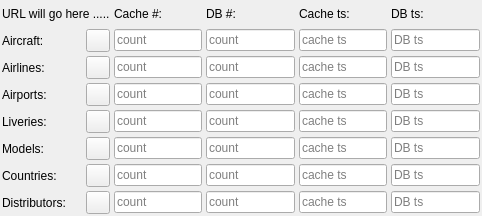
First picture: the form in src/blackgui/components/dbloadoverviewcomponent.ui, repository swift-project/pilotclient, before the edit.
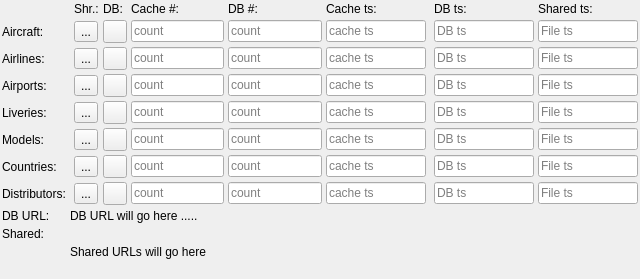
Second picture: the form after the edit. Icons and pictures are not drawn.

Commit message: refs #787, display shared files timestamp in UI

Diff of the .ui file:
```diff
--- a/src/blackgui/components/dbloadoverviewcomponent.ui
+++ b/src/blackgui/components/dbloadoverviewcomponent.ui
@@ -6,8 +6,8 @@
    <rect>
     <x>0</x>
     <y>0</y>
-    <width>482</width>
-    <height>216</height>
+    <width>640</width>
+    <height>279</height>
    </rect>
   </property>
   <property name="windowTitle">
@@ -29,63 +29,16 @@
    <property name="spacing">
     <number>4</number>
    </property>
-   <item row="3" column="3">
-    <widget class="QLineEdit" name="le_AirportsCacheCount">
-     <property name="readOnly">
-      <bool>true</bool>
-     </property>
-     <property name="placeholderText">
-      <string>count</string>
-     </property>
-    </widget>
-   </item>
-   <item row="3" column="4">
-    <widget class="QLineEdit" name="le_AirportsDbCount">
-     <property name="readOnly">
-      <bool>true</bool>
-     </property>
-     <property name="placeholderText">
-      <string>count</string>
-     </property>
-    </widget>
-   </item>
-   <item row="3" column="5">
-    <widget class="QLineEdit" name="le_AirportsCacheTs">
-     <property name="readOnly">
-      <bool>true</bool>
-     </property>
-     <property name="placeholderText">
-      <string>cache ts</string>
-     </property>
-    </widget>
-   </item>
-   <item row="3" column="7">
-    <widget class="QLineEdit" name="le_AirportsDbTs">
-     <property name="readOnly">
-      <bool>true</bool>
-     </property>
-     <property name="placeholderText">
-      <string>DB ts</string>
-     </property>
-    </widget>
-   </item>
-   <item row="3" column="0">
-    <widget class="QLabel" name="lbl_Airports">
-     <property name="text">
-      <string>Airports:</string>
-     </property>
-    </widget>
-   </item>
-   <item row="5" column="2">
-    <widget class="QToolButton" name="tb_ReloadModels">
-     <property name="maximumSize">
+   <item row="10" column="2" colspan="9">
+    <widget class="QLabel" name="lbl_SharedUrls">
+     <property name="minimumSize">
       <size>
-       <width>48</width>
-       <height>16777215</height>
+       <width>0</width>
+       <height>50</height>
       </size>
      </property>
      <property name="text">
-      <string/>
+      <string>Shared URLs will go here</string>
      </property>
      <property name="icon">
       <iconset resource="../../blackmisc/blackmisc.qrc">
@@ -93,16 +46,10 @@
      </property>
     </widget>
    </item>
-   <item row="7" column="2">
-    <widget class="QToolButton" name="tb_ReloadCountries">
-     <property name="maximumSize">
-      <size>
-       <width>48</width>
-       <height>16777215</height>
-      </size>
-     </property>
+   <item row="9" column="2" colspan="9">
+    <widget class="QLabel" name="lbl_DatabaseUrl">
      <property name="text">
-      <string/>
+      <string>DB URL will go here .....</string>
      </property>
      <property name="icon">
       <iconset resource="../../blackmisc/blackmisc.qrc">
@@ -110,16 +57,13 @@
      </property>
     </widget>
    </item>
-   <item row="3" column="2">
-    <widget class="QToolButton" name="tb_ReloadAirports">
-     <property name="maximumSize">
-      <size>
-       <width>48</width>
-       <height>16777215</height>
-      </size>
+   <item row="5" column="5">
+    <widget class="QLineEdit" name="le_ModelsCacheCount">
+     <property name="readOnly">
+      <bool>true</bool>
      </property>
-     <property name="text">
-      <string/>
+     <property name="placeholderText">
+      <string>count</string>
      </property>
      <property name="icon">
       <iconset resource="../../blackmisc/blackmisc.qrc">
@@ -127,92 +71,14 @@
      </property>
     </widget>
    </item>
-   <item row="4" column="2">
-    <widget class="QToolButton" name="tb_ReloadLiveries">
-     <property name="maximumSize">
-      <size>
-       <width>48</width>
-       <height>16777215</height>
-      </size>
-     </property>
+   <item row="1" column="0">
+    <widget class="QLabel" name="lbl_AircraftIcao">
      <property name="text">
-      <string/>
-     </property>
-     <property name="icon">
-      <iconset resource="../../blackmisc/blackmisc.qrc">
-       <normaloff>:/pastel/icons/pastel/16/arrow-refresh.png</normaloff>:/pastel/icons/pastel/16/arrow-refresh.png</iconset>
-     </property>
-    </widget>
-   </item>
-   <item row="8" column="2">
-    <widget class="QToolButton" name="tb_ReloadDistributors">
-     <property name="maximumSize">
-      <size>
-       <width>48</width>
-       <height>16777215</height>
-      </size>
-     </property>
-     <property name="text">
-      <string/>
-     </property>
-     <property name="icon">
-      <iconset resource="../../blackmisc/blackmisc.qrc">
-       <normaloff>:/pastel/icons/pastel/16/arrow-refresh.png</normaloff>:/pastel/icons/pastel/16/arrow-refresh.png</iconset>
-     </property>
-    </widget>
-   </item>
-   <item row="1" column="2">
-    <widget class="QToolButton" name="tb_ReloadAircraft">
-     <property name="maximumSize">
-      <size>
-       <width>48</width>
-       <height>16777215</height>
-      </size>
-     </property>
-     <property name="icon">
-      <iconset resource="../../blackmisc/blackmisc.qrc">
-       <normaloff>:/pastel/icons/pastel/16/arrow-refresh.png</normaloff>:/pastel/icons/pastel/16/arrow-refresh.png</iconset>
-     </property>
-    </widget>
-   </item>
-   <item row="2" column="2">
-    <widget class="QToolButton" name="tb_ReloadAirlines">
-     <property name="maximumSize">
-      <size>
-       <width>48</width>
-       <height>16777215</height>
-      </size>
-     </property>
-     <property name="text">
-      <string/>
-     </property>
-     <property name="icon">
-      <iconset resource="../../blackmisc/blackmisc.qrc">
-       <normaloff>:/pastel/icons/pastel/16/arrow-refresh.png</normaloff>:/pastel/icons/pastel/16/arrow-refresh.png</iconset>
+      <string>Aircraft:</string>
      </property>
     </widget>
    </item>
    <item row="8" column="5">
-    <widget class="QLineEdit" name="le_DistributorsCacheTs">
-     <property name="readOnly">
-      <bool>true</bool>
-     </property>
-     <property name="placeholderText">
-      <string>cache ts</string>
-     </property>
-    </widget>
-   </item>
-   <item row="8" column="7">
-    <widget class="QLineEdit" name="le_DistributorsDbTs">
-     <property name="readOnly">
-      <bool>true</bool>
-     </property>
-     <property name="placeholderText">
-      <string>DB ts</string>
-     </property>
-    </widget>
-   </item>
-   <item row="8" column="3">
     <widget class="QLineEdit" name="le_DistributorsCacheCount">
      <property name="readOnly">
       <bool>true</bool>
@@ -222,7 +88,49 @@
      </property>
     </widget>
    </item>
-   <item row="8" column="4">
+   <item row="1" column="7">
+    <widget class="QLineEdit" name="le_AircraftIcaoCacheTs">
+     <property name="minimumSize">
+      <size>
+       <width>100</width>
+       <height>0</height>
+      </size>
+     </property>
+     <property name="readOnly">
+      <bool>true</bool>
+     </property>
+     <property name="placeholderText">
+      <string>cache ts</string>
+     </property>
+    </widget>
+   </item>
+   <item row="3" column="6">
+    <widget class="QLineEdit" name="le_AirportsDbCount">
+     <property name="readOnly">
+      <bool>true</bool>
+     </property>
+     <property name="placeholderText">
+      <string>count</string>
+     </property>
+    </widget>
+   </item>
+   <item row="3" column="9">
+    <widget class="QLineEdit" name="le_AirportsDbTs">
+     <property name="minimumSize">
+      <size>
+       <width>100</width>
+       <height>0</height>
+      </size>
+     </property>
+     <property name="readOnly">
+      <bool>true</bool>
+     </property>
+     <property name="placeholderText">
+      <string>DB ts</string>
+     </property>
+    </widget>
+   </item>
+   <item row="8" column="6">
     <widget class="QLineEdit" name="le_DistributorsDbCount">
      <property name="readOnly">
       <bool>true</bool>
@@ -232,6 +140,54 @@
      </property>
     </widget>
    </item>
+   <item row="8" column="9">
+    <widget class="QLineEdit" name="le_DistributorsDbTs">
+     <property name="minimumSize">
+      <size>
+       <width>100</width>
+       <height>0</height>
+      </size>
+     </property>
+     <property name="readOnly">
+      <bool>true</bool>
+     </property>
+     <property name="placeholderText">
+      <string>DB ts</string>
+     </property>
+    </widget>
+   </item>
+   <item row="8" column="7">
+    <widget class="QLineEdit" name="le_DistributorsCacheTs">
+     <property name="minimumSize">
+      <size>
+       <width>100</width>
+       <height>0</height>
+      </size>
+     </property>
+     <property name="readOnly">
+      <bool>true</bool>
+     </property>
+     <property name="placeholderText">
+      <string>cache ts</string>
+     </property>
+    </widget>
+   </item>
+   <item row="1" column="9">
+    <widget class="QLineEdit" name="le_AircraftIcaoDbTs">
+     <property name="minimumSize">
+      <size>
+       <width>100</width>
+       <height>0</height>
+      </size>
+     </property>
+     <property name="readOnly">
+      <bool>true</bool>
+     </property>
+     <property name="placeholderText">
+      <string>DB ts</string>
+     </property>
+    </widget>
+   </item>
    <item row="4" column="0">
     <widget class="QLabel" name="lbl_Liveries">
      <property name="text">
@@ -239,70 +195,45 @@
      </property>
     </widget>
    </item>
-   <item row="5" column="3">
-    <widget class="QLineEdit" name="le_ModelsCacheCount">
-     <property name="readOnly">
-      <bool>true</bool>
-     </property>
-     <property name="placeholderText">
-      <string>count</string>
-     </property>
-    </widget>
-   </item>
-   <item row="1" column="7">
-    <widget class="QLineEdit" name="le_AircraftIcaoDbTs">
-     <property name="readOnly">
-      <bool>true</bool>
-     </property>
-     <property name="placeholderText">
-      <string>DB ts</string>
-     </property>
-    </widget>
-   </item>
-   <item row="2" column="7">
-    <widget class="QLineEdit" name="le_AirlinesIcaoDbTs">
-     <property name="readOnly">
-      <bool>true</bool>
-     </property>
-     <property name="placeholderText">
-      <string>DB ts</string>
-     </property>
-    </widget>
-   </item>
-   <item row="1" column="3">
-    <widget class="QLineEdit" name="le_AircraftIcaoCacheCount">
-     <property name="readOnly">
-      <bool>true</bool>
-     </property>
-     <property name="placeholderText">
-      <string>count</string>
-     </property>
-    </widget>
-   </item>
    <item row="1" column="5">
-    <widget class="QLineEdit" name="le_AircraftIcaoCacheTs">
+    <widget class="QLineEdit" name="le_AircraftIcaoCacheCount">
      <property name="readOnly">
       <bool>true</bool>
      </property>
      <property name="placeholderText">
-      <string>cache ts</string>
+      <string>count</string>
      </property>
     </widget>
    </item>
-   <item row="1" column="0">
-    <widget class="QLabel" name="lbl_AircraftIcao">
-     <property name="text">
-      <string>Aircraft:</string>
+   <item row="5" column="7">
+    <widget class="QLineEdit" name="le_ModelsCacheTs">
+     <property name="minimumSize">
+      <size>
+       <width>100</width>
+       <height>0</height>
+      </size>
      </property>
+     <property name="readOnly">
+      <bool>true</bool>
+     </property>
+     <property name="placeholderText">
+      <string>cache ts</string>
+     </property>
     </widget>
    </item>
-   <item row="7" column="5">
-    <widget class="QLineEdit" name="le_CountriesCacheTs">
+   <item row="2" column="9">
+    <widget class="QLineEdit" name="le_AirlinesIcaoDbTs">
+     <property name="minimumSize">
+      <size>
+       <width>100</width>
+       <height>0</height>
+      </size>
+     </property>
      <property name="readOnly">
       <bool>true</bool>
      </property>
      <property name="placeholderText">
-      <string>cache ts</string>
+      <string>DB ts</string>
      </property>
     </widget>
    </item>
@@ -313,6 +244,22 @@
      </property>
     </widget>
    </item>
+   <item row="7" column="7">
+    <widget class="QLineEdit" name="le_CountriesCacheTs">
+     <property name="minimumSize">
+      <size>
+       <width>100</width>
+       <height>0</height>
+      </size>
+     </property>
+     <property name="readOnly">
+      <bool>true</bool>
+     </property>
+     <property name="placeholderText">
+      <string>cache ts</string>
+     </property>
+    </widget>
+   </item>
    <item row="5" column="0">
     <widget class="QLabel" name="lbl_Models">
      <property name="text">
@@ -320,35 +267,53 @@
      </property>
     </widget>
    </item>
-   <item row="5" column="5">
-    <widget class="QLineEdit" name="le_ModelsCacheTs">
-     <property name="readOnly">
-      <bool>true</bool>
-     </property>
-     <property name="placeholderText">
-      <string>cache ts</string>
-     </property>
-    </widget>
-   </item>
-   <item row="2" column="5">
-    <widget class="QLineEdit" name="le_AirlinesIcaoCacheTs">
-     <property name="readOnly">
-      <bool>true</bool>
-     </property>
-     <property name="placeholderText">
-      <string>cache ts</string>
-     </property>
-    </widget>
-   </item>
-   <item row="0" column="7">
+   <item row="0" column="9">
     <widget class="QLabel" name="lbl_DbTs">
      <property name="text">
       <string>DB ts:</string>
      </property>
     </widget>
    </item>
-   <item row="7" column="7">
+   <item row="5" column="9">
+    <widget class="QLineEdit" name="le_ModelsDbTs">
+     <property name="minimumSize">
+      <size>
+       <width>100</width>
+       <height>0</height>
+      </size>
+     </property>
+     <property name="readOnly">
+      <bool>true</bool>
+     </property>
+     <property name="placeholderText">
+      <string>DB ts</string>
+     </property>
+    </widget>
+   </item>
+   <item row="2" column="7">
+    <widget class="QLineEdit" name="le_AirlinesIcaoCacheTs">
+     <property name="minimumSize">
+      <size>
+       <width>100</width>
+       <height>0</height>
+      </size>
+     </property>
+     <property name="readOnly">
+      <bool>true</bool>
+     </property>
+     <property name="placeholderText">
+      <string>cache ts</string>
+     </property>
+    </widget>
+   </item>
+   <item row="7" column="9">
     <widget class="QLineEdit" name="le_CountriesDbTs">
+     <property name="minimumSize">
+      <size>
+       <width>100</width>
+       <height>0</height>
+      </size>
+     </property>
      <property name="readOnly">
       <bool>true</bool>
      </property>
@@ -357,18 +322,24 @@
      </property>
     </widget>
    </item>
-   <item row="4" column="3">
-    <widget class="QLineEdit" name="le_LiveriesCacheCount">
-     <property name="readOnly">
-      <bool>true</bool>
-     </property>
-     <property name="placeholderText">
-      <string>count</string>
-     </property>
-    </widget>
-   </item>
    <item row="4" column="5">
+    <widget class="QLineEdit" name="le_LiveriesCacheCount">
+     <property name="readOnly">
+      <bool>true</bool>
+     </property>
+     <property name="placeholderText">
+      <string>count</string>
+     </property>
+    </widget>
+   </item>
+   <item row="4" column="7">
     <widget class="QLineEdit" name="le_LiveriesCacheTs">
+     <property name="minimumSize">
+      <size>
+       <width>100</width>
+       <height>0</height>
+      </size>
+     </property>
      <property name="readOnly">
       <bool>true</bool>
      </property>
@@ -377,7 +348,14 @@
      </property>
     </widget>
    </item>
-   <item row="7" column="3">
+   <item row="0" column="5">
+    <widget class="QLabel" name="lbl_CacheCount">
+     <property name="text">
+      <string>Cache #:</string>
+     </property>
+    </widget>
+   </item>
+   <item row="7" column="5">
     <widget class="QLineEdit" name="le_CountriesCacheCount">
      <property name="readOnly">
       <bool>true</bool>
@@ -387,26 +365,6 @@
      </property>
     </widget>
    </item>
-   <item row="2" column="3">
-    <widget class="QLineEdit" name="le_AirlinesIcaoCacheCount">
-     <property name="readOnly">
-      <bool>true</bool>
-     </property>
-     <property name="placeholderText">
-      <string>count</string>
-     </property>
-    </widget>
-   </item>
-   <item row="4" column="7">
-    <widget class="QLineEdit" name="le_LiveriesDbTs">
-     <property name="readOnly">
-      <bool>true</bool>
-     </property>
-     <property name="placeholderText">
-      <string>DB ts</string>
-     </property>
-    </widget>
-   </item>
    <item row="2" column="0">
     <widget class="QLabel" name="lbl_AirlineIcao">
      <property name="text">
@@ -414,34 +372,7 @@
      </property>
     </widget>
    </item>
-   <item row="0" column="3">
-    <widget class="QLabel" name="lbl_CacheCount">
-     <property name="text">
-      <string>Cache #:</string>
-     </property>
-    </widget>
-   </item>
-   <item row="5" column="7">
-    <widget class="QLineEdit" name="le_ModelsDbTs">
-     <property name="readOnly">
-      <bool>true</bool>
-     </property>
-     <property name="placeholderText">
-      <string>DB ts</string>
-     </property>
-    </widget>
-   </item>
-   <item row="2" column="4">
-    <widget class="QLineEdit" name="le_AirlinesIcaoDbCount">
-     <property name="readOnly">
-      <bool>true</bool>
-     </property>
-     <property name="placeholderText">
-      <string>count</string>
-     </property>
-    </widget>
-   </item>
-   <item row="1" column="4">
+   <item row="1" column="6">
     <widget class="QLineEdit" name="le_AircraftIcaoDbCount">
      <property name="readOnly">
       <bool>true</bool>
@@ -451,7 +382,7 @@
      </property>
     </widget>
    </item>
-   <item row="5" column="4">
+   <item row="5" column="6">
     <widget class="QLineEdit" name="le_ModelsDbCount">
      <property name="readOnly">
       <bool>true</bool>
@@ -461,22 +392,48 @@
      </property>
     </widget>
    </item>
-   <item row="0" column="4">
+   <item row="2" column="6">
+    <widget class="QLineEdit" name="le_AirlinesIcaoDbCount">
+     <property name="readOnly">
+      <bool>true</bool>
+     </property>
+     <property name="placeholderText">
+      <string>count</string>
+     </property>
+    </widget>
+   </item>
+   <item row="0" column="6">
     <widget class="QLabel" name="lbl_DbCount">
      <property name="text">
       <string>DB #:</string>
      </property>
     </widget>
    </item>
-   <item row="0" column="5">
+   <item row="4" column="9">
+    <widget class="QLineEdit" name="le_LiveriesDbTs">
+     <property name="minimumSize">
+      <size>
+       <width>100</width>
+       <height>0</height>
+      </size>
+     </property>
+     <property name="readOnly">
+      <bool>true</bool>
+     </property>
+     <property name="placeholderText">
+      <string>DB ts</string>
+     </property>
+    </widget>
+   </item>
+   <item row="0" column="7">
     <widget class="QLabel" name="lbl_CacheTs">
      <property name="text">
       <string>Cache ts:</string>
      </property>
     </widget>
    </item>
-   <item row="4" column="4">
-    <widget class="QLineEdit" name="le_LiveriesDbCount">
+   <item row="2" column="5">
+    <widget class="QLineEdit" name="le_AirlinesIcaoCacheCount">
      <property name="readOnly">
       <bool>true</bool>
      </property>
@@ -485,7 +442,23 @@
      </property>
     </widget>
    </item>
-   <item row="7" column="4">
+   <item row="1" column="10">
+    <widget class="QLineEdit" name="le_AircraftSharedFileTs">
+     <property name="minimumSize">
+      <size>
+       <width>100</width>
+       <height>0</height>
+      </size>
+     </property>
+     <property name="readOnly">
+      <bool>true</bool>
+     </property>
+     <property name="placeholderText">
+      <string>File ts</string>
+     </property>
+    </widget>
+   </item>
+   <item row="7" column="6">
     <widget class="QLineEdit" name="le_CountriesDbCount">
      <property name="readOnly">
       <bool>true</bool>
@@ -495,6 +468,80 @@
      </property>
     </widget>
    </item>
+   <item row="4" column="6">
+    <widget class="QLineEdit" name="le_LiveriesDbCount">
+     <property name="readOnly">
+      <bool>true</bool>
+     </property>
+     <property name="placeholderText">
+      <string>count</string>
+     </property>
+    </widget>
+   </item>
+   <item row="7" column="10">
+    <widget class="QLineEdit" name="le_CountriesSharedFileTs">
+     <property name="minimumSize">
+      <size>
+       <width>100</width>
+       <height>0</height>
+      </size>
+     </property>
+     <property name="readOnly">
+      <bool>true</bool>
+     </property>
+     <property name="placeholderText">
+      <string>File ts</string>
+     </property>
+    </widget>
+   </item>
+   <item row="2" column="10">
+    <widget class="QLineEdit" name="le_AirlinesSharedFileTs">
+     <property name="minimumSize">
+      <size>
+       <width>100</width>
+       <height>0</height>
+      </size>
+     </property>
+     <property name="readOnly">
+      <bool>true</bool>
+     </property>
+     <property name="placeholderText">
+      <string>File ts</string>
+     </property>
+    </widget>
+   </item>
+   <item row="8" column="10">
+    <widget class="QLineEdit" name="le_DistributorsSharedFileTs">
+     <property name="minimumSize">
+      <size>
+       <width>100</width>
+       <height>0</height>
+      </size>
+     </property>
+     <property name="readOnly">
+      <bool>true</bool>
+     </property>
+     <property name="placeholderText">
+      <string>File ts</string>
+     </property>
+    </widget>
+   </item>
+   <item row="5" column="10">
+    <widget class="QLineEdit" name="le_ModelsSharedFileTs">
+     <property name="minimumSize">
+      <size>
+       <width>100</width>
+       <height>0</height>
+      </size>
+     </property>
+     <property name="readOnly">
+      <bool>true</bool>
+     </property>
+     <property name="placeholderText">
+      <string>File ts</string>
+     </property>
+    </widget>
+   </item>
    <item row="8" column="0">
     <widget class="QLabel" name="lbl_Distributors">
      <property name="text">
@@ -502,10 +549,383 @@
      </property>
     </widget>
    </item>
-   <item row="0" column="0" colspan="3">
-    <widget class="QLabel" name="lbl_DatabaseUrl">
+   <item row="4" column="10">
+    <widget class="QLineEdit" name="le_LiveriesSharedFileTs">
+     <property name="minimumSize">
+      <size>
+       <width>100</width>
+       <height>0</height>
+      </size>
+     </property>
+     <property name="readOnly">
+      <bool>true</bool>
+     </property>
+     <property name="placeholderText">
+      <string>File ts</string>
+     </property>
+    </widget>
+   </item>
+   <item row="3" column="7">
+    <widget class="QLineEdit" name="le_AirportsCacheTs">
+     <property name="minimumSize">
+      <size>
+       <width>100</width>
+       <height>0</height>
+      </size>
+     </property>
+     <property name="readOnly">
+      <bool>true</bool>
+     </property>
+     <property name="placeholderText">
+      <string>cache ts</string>
+     </property>
+    </widget>
+   </item>
+   <item row="3" column="10">
+    <widget class="QLineEdit" name="le_AirportsSharedFileTs">
+     <property name="minimumSize">
+      <size>
+       <width>100</width>
+       <height>0</height>
+      </size>
+     </property>
+     <property name="readOnly">
+      <bool>true</bool>
+     </property>
+     <property name="placeholderText">
+      <string>File ts</string>
+     </property>
+    </widget>
+   </item>
+   <item row="9" column="0">
+    <widget class="QLabel" name="lbl_DbUrl">
      <property name="text">
-      <string>URL will go here .....</string>
+      <string>DB URL:</string>
+     </property>
+    </widget>
+   </item>
+   <item row="3" column="5">
+    <widget class="QLineEdit" name="le_AirportsCacheCount">
+     <property name="readOnly">
+      <bool>true</bool>
+     </property>
+     <property name="placeholderText">
+      <string>count</string>
+     </property>
+    </widget>
+   </item>
+   <item row="0" column="10">
+    <widget class="QLabel" name="lbl_SharedFilesTs">
+     <property name="text">
+      <string>Shared ts:</string>
+     </property>
+    </widget>
+   </item>
+   <item row="10" column="0" alignment="Qt::AlignTop">
+    <widget class="QLabel" name="lbl_SharedUrl">
+     <property name="text">
+      <string>Shared:</string>
+     </property>
+    </widget>
+   </item>
+   <item row="3" column="0">
+    <widget class="QLabel" name="lbl_Airports">
+     <property name="text">
+      <string>Airports:</string>
+     </property>
+    </widget>
+   </item>
+   <item row="1" column="3" alignment="Qt::AlignHCenter">
+    <widget class="QToolButton" name="tb_SharedReloadAircraft">
+     <property name="maximumSize">
+      <size>
+       <width>48</width>
+       <height>16777215</height>
+      </size>
+     </property>
+     <property name="toolTip">
+      <string>refresh from shared files</string>
+     </property>
+     <property name="text">
+      <string>...</string>
+     </property>
+     <property name="icon">
+      <iconset resource="../../blackmisc/blackmisc.qrc">
+       <normaloff>:/pastel/icons/pastel/16/arrow-refresh.png</normaloff>:/pastel/icons/pastel/16/arrow-refresh.png</iconset>
+     </property>
+    </widget>
+   </item>
+   <item row="8" column="3" alignment="Qt::AlignHCenter">
+    <widget class="QToolButton" name="tb_SharedReloadDistributors">
+     <property name="maximumSize">
+      <size>
+       <width>48</width>
+       <height>16777215</height>
+      </size>
+     </property>
+     <property name="toolTip">
+      <string>refresh from shared files</string>
+     </property>
+     <property name="text">
+      <string>...</string>
+     </property>
+     <property name="icon">
+      <iconset resource="../../blackmisc/blackmisc.qrc">
+       <normaloff>:/pastel/icons/pastel/16/arrow-refresh.png</normaloff>:/pastel/icons/pastel/16/arrow-refresh.png</iconset>
+     </property>
+    </widget>
+   </item>
+   <item row="5" column="3" alignment="Qt::AlignHCenter">
+    <widget class="QToolButton" name="tb_SharedReloadModels">
+     <property name="maximumSize">
+      <size>
+       <width>48</width>
+       <height>16777215</height>
+      </size>
+     </property>
+     <property name="toolTip">
+      <string>refresh from shared files</string>
+     </property>
+     <property name="text">
+      <string>...</string>
+     </property>
+     <property name="icon">
+      <iconset resource="../../blackmisc/blackmisc.qrc">
+       <normaloff>:/pastel/icons/pastel/16/arrow-refresh.png</normaloff>:/pastel/icons/pastel/16/arrow-refresh.png</iconset>
+     </property>
+    </widget>
+   </item>
+   <item row="3" column="3" alignment="Qt::AlignHCenter">
+    <widget class="QToolButton" name="tb_SharedReloadAirports">
+     <property name="maximumSize">
+      <size>
+       <width>48</width>
+       <height>16777215</height>
+      </size>
+     </property>
+     <property name="toolTip">
+      <string>refresh from shared files</string>
+     </property>
+     <property name="text">
+      <string>...</string>
+     </property>
+     <property name="icon">
+      <iconset resource="../../blackmisc/blackmisc.qrc">
+       <normaloff>:/pastel/icons/pastel/16/arrow-refresh.png</normaloff>:/pastel/icons/pastel/16/arrow-refresh.png</iconset>
+     </property>
+    </widget>
+   </item>
+   <item row="2" column="3" alignment="Qt::AlignHCenter">
+    <widget class="QToolButton" name="tb_SharedReloadAirlines">
+     <property name="maximumSize">
+      <size>
+       <width>48</width>
+       <height>16777215</height>
+      </size>
+     </property>
+     <property name="toolTip">
+      <string>refresh from shared files</string>
+     </property>
+     <property name="text">
+      <string>...</string>
+     </property>
+     <property name="icon">
+      <iconset resource="../../blackmisc/blackmisc.qrc">
+       <normaloff>:/pastel/icons/pastel/16/arrow-refresh.png</normaloff>:/pastel/icons/pastel/16/arrow-refresh.png</iconset>
+     </property>
+    </widget>
+   </item>
+   <item row="7" column="3" alignment="Qt::AlignHCenter">
+    <widget class="QToolButton" name="tb_SharedReloadCountries">
+     <property name="maximumSize">
+      <size>
+       <width>48</width>
+       <height>16777215</height>
+      </size>
+     </property>
+     <property name="toolTip">
+      <string>refresh from shared files</string>
+     </property>
+     <property name="text">
+      <string>...</string>
+     </property>
+     <property name="icon">
+      <iconset resource="../../blackmisc/blackmisc.qrc">
+       <normaloff>:/pastel/icons/pastel/16/arrow-refresh.png</normaloff>:/pastel/icons/pastel/16/arrow-refresh.png</iconset>
+     </property>
+    </widget>
+   </item>
+   <item row="0" column="3">
+    <widget class="QLabel" name="lbl_SharedRefresh">
+     <property name="toolTip">
+      <string>Shared</string>
+     </property>
+     <property name="text">
+      <string>Shr.:</string>
+     </property>
+    </widget>
+   </item>
+   <item row="4" column="3" alignment="Qt::AlignHCenter">
+    <widget class="QToolButton" name="tb_SharedReloadLiveries">
+     <property name="maximumSize">
+      <size>
+       <width>48</width>
+       <height>16777215</height>
+      </size>
+     </property>
+     <property name="toolTip">
+      <string>refresh from shared files</string>
+     </property>
+     <property name="text">
+      <string>...</string>
+     </property>
+     <property name="icon">
+      <iconset resource="../../blackmisc/blackmisc.qrc">
+       <normaloff>:/pastel/icons/pastel/16/arrow-refresh.png</normaloff>:/pastel/icons/pastel/16/arrow-refresh.png</iconset>
+     </property>
+    </widget>
+   </item>
+   <item row="0" column="4">
+    <widget class="QLabel" name="lbl_DbRefresh">
+     <property name="text">
+      <string>DB:</string>
+     </property>
+    </widget>
+   </item>
+   <item row="1" column="4">
+    <widget class="QToolButton" name="tb_DbReloadAircraft">
+     <property name="maximumSize">
+      <size>
+       <width>48</width>
+       <height>16777215</height>
+      </size>
+     </property>
+     <property name="toolTip">
+      <string>refresh from database</string>
+     </property>
+     <property name="icon">
+      <iconset resource="../../blackmisc/blackmisc.qrc">
+       <normaloff>:/pastel/icons/pastel/16/arrow-refresh.png</normaloff>:/pastel/icons/pastel/16/arrow-refresh.png</iconset>
+     </property>
+    </widget>
+   </item>
+   <item row="2" column="4">
+    <widget class="QToolButton" name="tb_DbReloadAirlines">
+     <property name="maximumSize">
+      <size>
+       <width>48</width>
+       <height>16777215</height>
+      </size>
+     </property>
+     <property name="toolTip">
+      <string>refresh from database</string>
+     </property>
+     <property name="text">
+      <string/>
+     </property>
+     <property name="icon">
+      <iconset resource="../../blackmisc/blackmisc.qrc">
+       <normaloff>:/pastel/icons/pastel/16/arrow-refresh.png</normaloff>:/pastel/icons/pastel/16/arrow-refresh.png</iconset>
+     </property>
+    </widget>
+   </item>
+   <item row="3" column="4">
+    <widget class="QToolButton" name="tb_DbReloadAirports">
+     <property name="maximumSize">
+      <size>
+       <width>48</width>
+       <height>16777215</height>
+      </size>
+     </property>
+     <property name="toolTip">
+      <string>refresh from database</string>
+     </property>
+     <property name="text">
+      <string/>
+     </property>
+     <property name="icon">
+      <iconset resource="../../blackmisc/blackmisc.qrc">
+       <normaloff>:/pastel/icons/pastel/16/arrow-refresh.png</normaloff>:/pastel/icons/pastel/16/arrow-refresh.png</iconset>
+     </property>
+    </widget>
+   </item>
+   <item row="4" column="4">
+    <widget class="QToolButton" name="tb_DbReloadLiveries">
+     <property name="maximumSize">
+      <size>
+       <width>48</width>
+       <height>16777215</height>
+      </size>
+     </property>
+     <property name="toolTip">
+      <string>refresh from database</string>
+     </property>
+     <property name="text">
+      <string/>
+     </property>
+     <property name="icon">
+      <iconset resource="../../blackmisc/blackmisc.qrc">
+       <normaloff>:/pastel/icons/pastel/16/arrow-refresh.png</normaloff>:/pastel/icons/pastel/16/arrow-refresh.png</iconset>
+     </property>
+    </widget>
+   </item>
+   <item row="5" column="4">
+    <widget class="QToolButton" name="tb_DbReloadModels">
+     <property name="maximumSize">
+      <size>
+       <width>48</width>
+       <height>16777215</height>
+      </size>
+     </property>
+     <property name="toolTip">
+      <string>refresh from database</string>
+     </property>
+     <property name="text">
+      <string/>
+     </property>
+     <property name="icon">
+      <iconset resource="../../blackmisc/blackmisc.qrc">
+       <normaloff>:/pastel/icons/pastel/16/arrow-refresh.png</normaloff>:/pastel/icons/pastel/16/arrow-refresh.png</iconset>
+     </property>
+    </widget>
+   </item>
+   <item row="7" column="4">
+    <widget class="QToolButton" name="tb_DbReloadCountries">
+     <property name="maximumSize">
+      <size>
+       <width>48</width>
+       <height>16777215</height>
+      </size>
+     </property>
+     <property name="toolTip">
+      <string>refresh from database</string>
+     </property>
+     <property name="text">
+      <string/>
+     </property>
+     <property name="icon">
+      <iconset resource="../../blackmisc/blackmisc.qrc">
+       <normaloff>:/pastel/icons/pastel/16/arrow-refresh.png</normaloff>:/pastel/icons/pastel/16/arrow-refresh.png</iconset>
+     </property>
+    </widget>
+   </item>
+   <item row="8" column="4">
+    <widget class="QToolButton" name="tb_DbReloadDistributors">
+     <property name="maximumSize">
+      <size>
+       <width>48</width>
+       <height>16777215</height>
+      </size>
+     </property>
+     <property name="toolTip">
+      <string>refresh from database</string>
+     </property>
+     <property name="text">
+      <string/>
+     </property>
+     <property name="icon">
+      <iconset resource="../../blackmisc/blackmisc.qrc">
+       <normaloff>:/pastel/icons/pastel/16/arrow-refresh.png</normaloff>:/pastel/icons/pastel/16/arrow-refresh.png</iconset>
      </property>
     </widget>
    </item>
```
Left out of the diff: 12 changed lines with no effect on the pictures. The commit also changes 4 other files.
